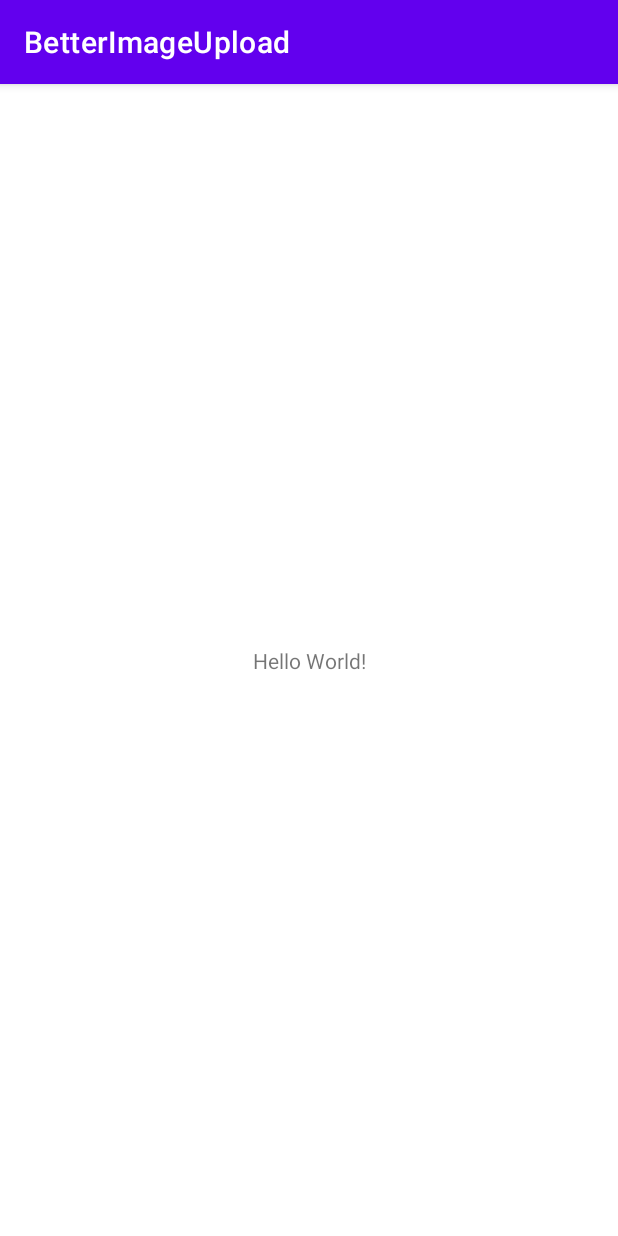
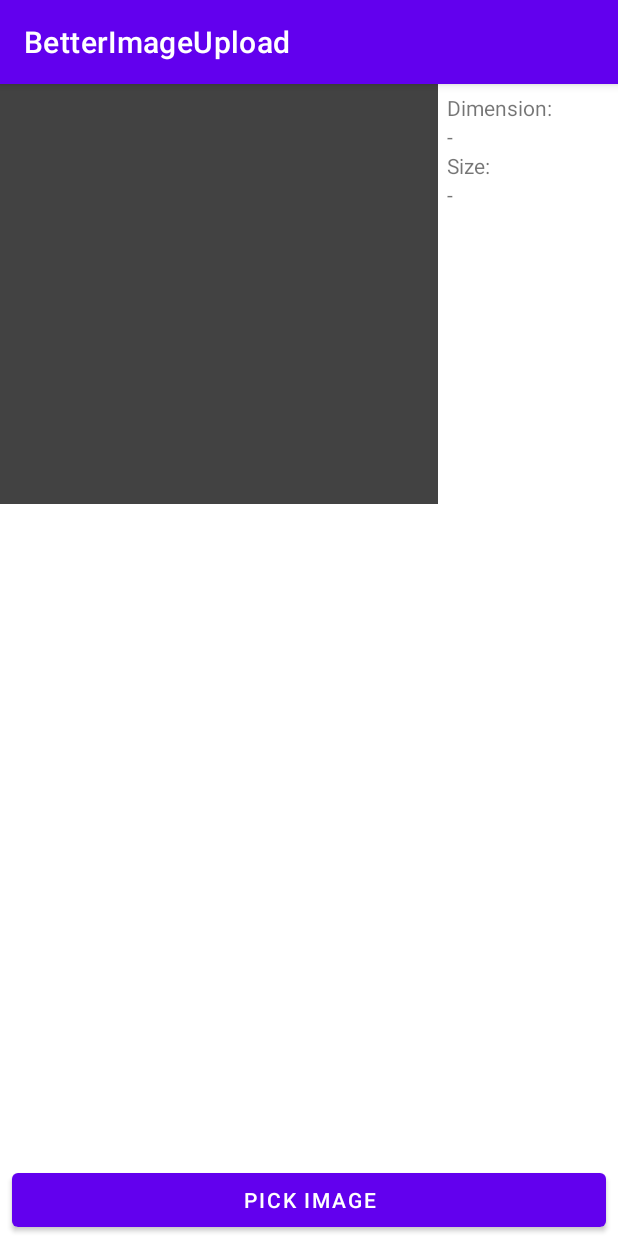
Before and after one commit to rifqimfahmi/BetterImageUpload, an Android app: the screen it shows after launch (MainActivity), on a phone screen of 412 x 824 dp. Run offline under Robolectric (Android 15) with nearby library versions, the phone set to English and light mode, and no system bars.

```diff
--- a/app/src/main/AndroidManifest.xml
+++ b/app/src/main/AndroidManifest.xml
@@ -2,8 +2,11 @@
 <manifest xmlns:android="http://schemas.android.com/apk/res/android"
     package="dev.rifqimfahmi.betterimageupload">
 
+    <uses-permission android:name="android.permission.READ_EXTERNAL_STORAGE" />
+
     <application
         android:allowBackup="true"
+        android:name=".ApplicationLoader"
         android:icon="@mipmap/ic_launcher"
         android:label="@string/app_name"
         android:roundIcon="@mipmap/ic_launcher_round"
--- /dev/null
+++ b/app/src/main/java/dev/rifqimfahmi/betterimageupload/ApplicationLoader.kt
@@ -0,0 +1,35 @@
+package dev.rifqimfahmi.betterimageupload
+
+import android.annotation.SuppressLint
+import android.app.Application
+import android.content.Context
+
+class ApplicationLoader: Application() {
+
+    override fun onCreate() {
+        preOnCreate()
+        super.onCreate()
+        postOnCreate()
+    }
+
+    private fun preOnCreate() {
+        try {
+            appCtx = applicationContext
+        } catch (ignore: Throwable) {
+
+        }
+    }
+
+    private fun postOnCreate() {
+        if (appCtx == null) {
+            appCtx = applicationContext
+        }
+    }
+
+    companion object {
+        @SuppressLint("StaticFieldLeak")
+        @Volatile
+        @JvmStatic
+        var appCtx: Context? = null
+    }
+}
--- a/app/src/main/java/dev/rifqimfahmi/betterimageupload/MainActivity.kt
+++ b/app/src/main/java/dev/rifqimfahmi/betterimageupload/MainActivity.kt
@@ -1,11 +1,67 @@
 package dev.rifqimfahmi.betterimageupload
 
+import android.content.Intent
+import android.net.Uri
+import android.os.Bundle
+import android.widget.Button
+import android.widget.ImageView
+import android.widget.TextView
 import androidx.appcompat.app.AppCompatActivity
-import android.os.Bundle
+
 
 class MainActivity : AppCompatActivity() {
+
+    private var btnChooseImg: Button? = null
+    private var originalImg: ImageView? = null
+    private var originalDimension: TextView? = null
+    private var originalSize: TextView? = null
+
     override fun onCreate(savedInstanceState: Bundle?) {
         super.onCreate(savedInstanceState)
         setContentView(R.layout.activity_main)
+        bindView()
+        setupBtnChooseImg()
+    }
+
+    private fun bindView() {
+        btnChooseImg = findViewById(R.id.btn_choose_image)
+        originalImg = findViewById(R.id.original_image)
+        originalDimension = findViewById(R.id.original_dimension)
+        originalSize = findViewById(R.id.original_size)
+    }
+
+    private fun setupBtnChooseImg() {
+        btnChooseImg?.setOnClickListener {
+            chooseImage()
+        }
+    }
+
+    private fun chooseImage() {
+        val intent = Intent().apply {
+            type = "image/*"
+            action = Intent.ACTION_GET_CONTENT
+        }
+        val chooser = Intent.createChooser(intent, "Select Picture")
+        startActivityForResult(chooser, REQUEST_SELECT_PICTURE)
+    }
+
+    override fun onActivityResult(requestCode: Int, resultCode: Int, data: Intent?) {
+        super.onActivityResult(requestCode, resultCode, data)
+        if (resultCode == RESULT_OK && requestCode == REQUEST_SELECT_PICTURE) {
+            onSuccessReturnFromChooseImage(data)
+        }
+    }
+
+    private fun onSuccessReturnFromChooseImage(data: Intent?) {
+        val imageUri = data?.data ?: return
+        loadOriginalImage(imageUri)
+    }
+
+    private fun loadOriginalImage(imageUri: Uri) {
+
+    }
+
+    companion object {
+        const val REQUEST_SELECT_PICTURE = 1;
     }
 }
--- a/app/src/main/res/layout/activity_main.xml
+++ b/app/src/main/res/layout/activity_main.xml
@@ -1,4 +1,5 @@
 <?xml version="1.0" encoding="utf-8"?>
+
 <androidx.constraintlayout.widget.ConstraintLayout xmlns:android="http://schemas.android.com/apk/res/android"
     xmlns:app="http://schemas.android.com/apk/res-auto"
     xmlns:tools="http://schemas.android.com/tools"
@@ -6,13 +7,54 @@
     android:layout_height="match_parent"
     tools:context=".MainActivity">
 
-    <TextView
-        android:layout_width="wrap_content"
+    <ImageView
+        android:id="@+id/original_image"
+        android:layout_width="0dp"
+        android:layout_height="280dp"
+        android:background="@color/cardview_dark_background"
+        android:scaleType="fitCenter"
+        app:layout_constraintEnd_toStartOf="@+id/linearLayout"
+        app:layout_constraintStart_toStartOf="parent"
+        app:layout_constraintTop_toTopOf="parent"
+        tools:srcCompat="@tools:sample/avatars" />
+
+    <Button
+        android:id="@+id/btn_choose_image"
+        android:layout_width="0dp"
+        android:layout_marginHorizontal="8dp"
         android:layout_height="wrap_content"
-        android:text="Hello World!"
+        android:text="Pick Image"
         app:layout_constraintBottom_toBottomOf="parent"
-        app:layout_constraintLeft_toLeftOf="parent"
-        app:layout_constraintRight_toRightOf="parent"
-        app:layout_constraintTop_toTopOf="parent" />
+        app:layout_constraintEnd_toEndOf="parent"
+        app:layout_constraintStart_toStartOf="parent" />
+
+    <LinearLayout
+        android:id="@+id/linearLayout"
+        android:layout_width="120dp"
+        android:layout_height="0dp"
+        android:orientation="vertical"
+        android:padding="6dp"
+        app:layout_constraintBottom_toBottomOf="@+id/original_image"
+        app:layout_constraintEnd_toEndOf="parent"
+        app:layout_constraintTop_toTopOf="parent">
+        <TextView
+            android:layout_width="wrap_content"
+            android:layout_height="wrap_content"
+            android:text="Dimension: "/>
+        <TextView
+            android:id="@+id/original_dimension"
+            android:layout_width="wrap_content"
+            android:layout_height="wrap_content"
+            android:text="-"/>
+        <TextView
+            android:layout_width="wrap_content"
+            android:layout_height="wrap_content"
+            android:text="Size: "/>
+        <TextView
+            android:id="@+id/original_size"
+            android:layout_width="wrap_content"
+            android:layout_height="wrap_content"
+            android:text="-"/>
+    </LinearLayout>
 
 </androidx.constraintlayout.widget.ConstraintLayout>
```
Also changed, not shown: app/src/main/java/dev/rifqimfahmi/betterimageupload/util/AndroidUtilities.kt (added, +116 -0 lines).
